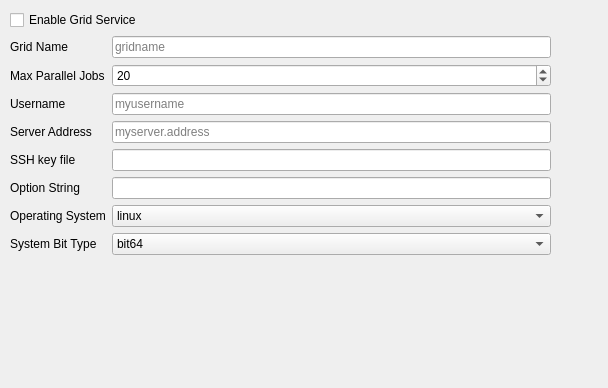
Old version of the form grid/nonec2.ui in the repository hallamlab/MetaPathwaysGUI.
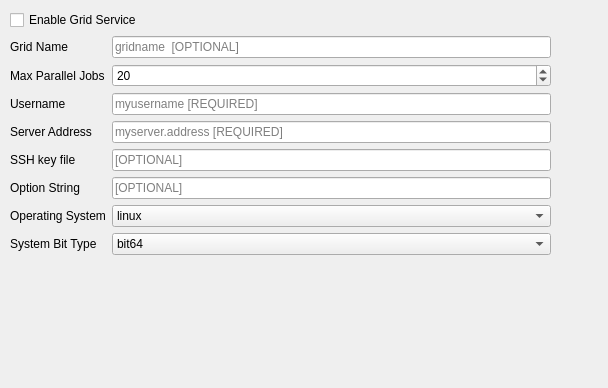
New version of the form.

Diff of the .ui file:
```diff
--- a/grid/nonec2.ui
+++ b/grid/nonec2.ui
@@ -58,7 +58,7 @@
        <bool>false</bool>
       </property>
       <property name="placeholderText">
-       <string>gridname</string>
+       <string>gridname  [OPTIONAL]</string>
       </property>
      </widget>
     </item>
@@ -104,7 +104,7 @@
        <bool>false</bool>
       </property>
       <property name="placeholderText">
-       <string>myusername</string>
+       <string>myusername [REQUIRED]</string>
       </property>
      </widget>
     </item>
@@ -124,7 +124,7 @@
        <bool>false</bool>
       </property>
       <property name="placeholderText">
-       <string>myserver.address</string>
+       <string>myserver.address [REQUIRED]</string>
       </property>
      </widget>
     </item>
@@ -143,6 +143,9 @@
       <property name="readOnly">
        <bool>false</bool>
       </property>
+      <property name="placeholderText">
+       <string>[OPTIONAL]</string>
+      </property>
      </widget>
     </item>
     <item row="6" column="0" colspan="2">
@@ -160,6 +163,9 @@
       <property name="readOnly">
        <bool>false</bool>
       </property>
+      <property name="placeholderText">
+       <string>[OPTIONAL]</string>
+      </property>
      </widget>
     </item>
     <item row="7" column="0" colspan="2">
```
Left out of the diff: 2 changed lines with no effect on the pictures.
